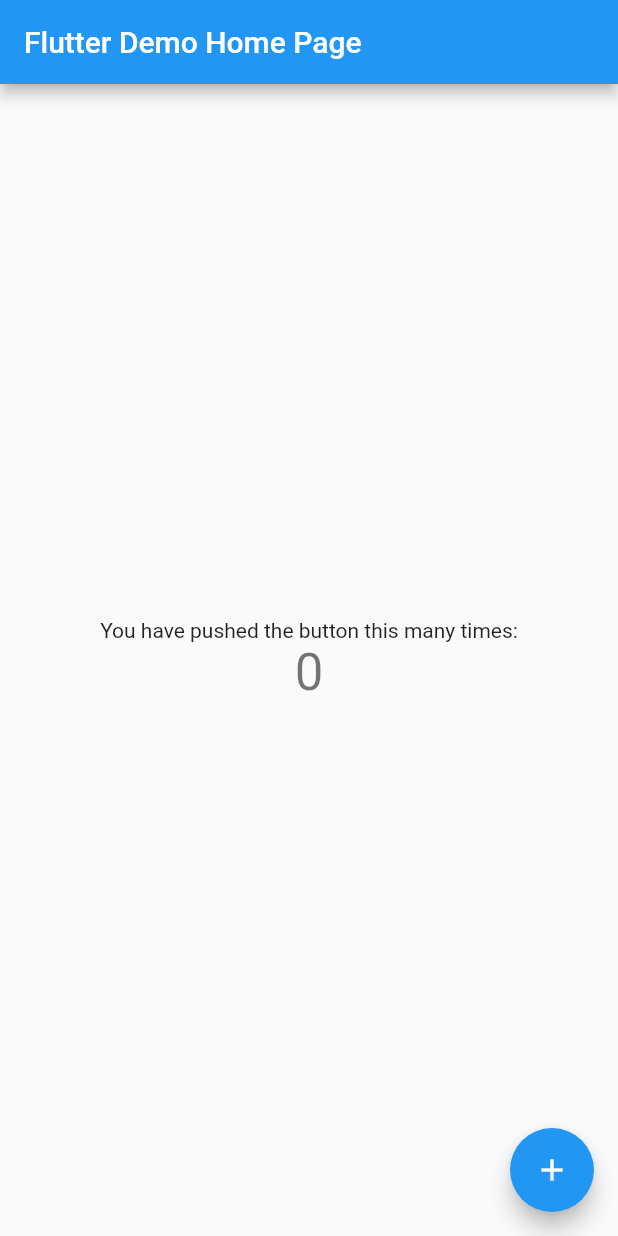
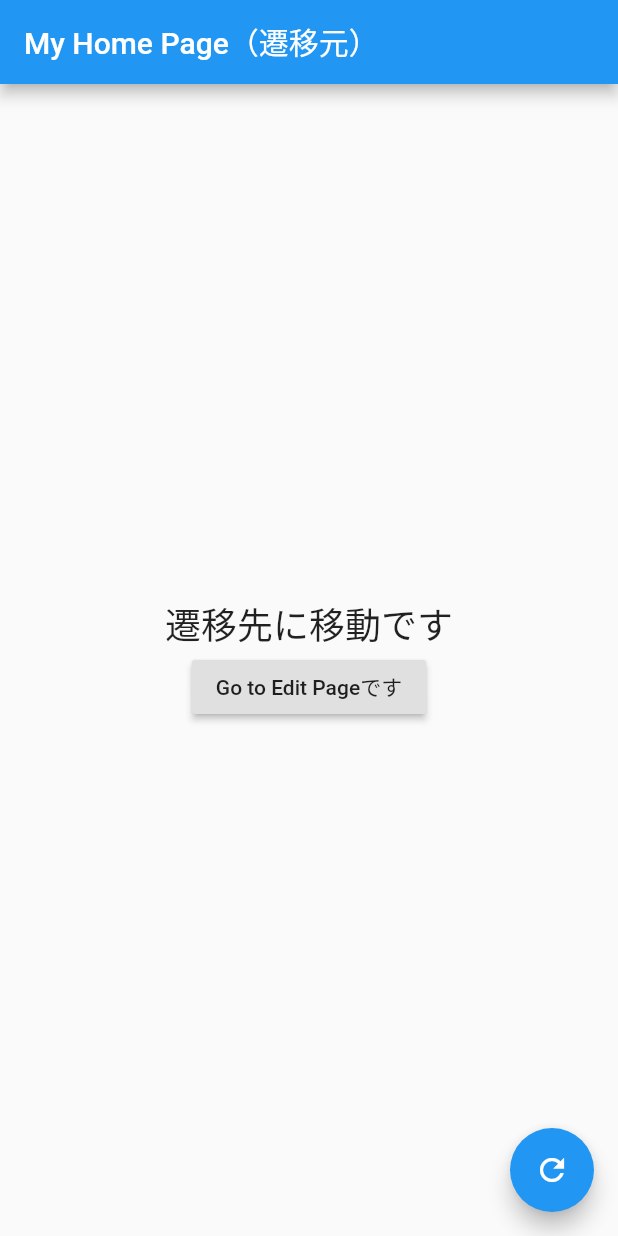
Before and after one commit to masal9pse/flutter-provider-practice, a Flutter app: the screen it shows after launch, on a phone screen of 412 x 824 dp. Run offline on Flutter 3.47's test engine with Material 2 defaults, Android fonts, the phone set to English and light mode, and no system bars.

```diff
--- a/lib/main.dart
+++ b/lib/main.dart
@@ -1,124 +1,169 @@
+// @dart=2.9
 import 'package:flutter/material.dart';
+import 'package:flutter/rendering.dart';
 import 'package:provider/provider.dart';
-import 'package:flutter_provider/result_provider.dart';
 
 void main() {
-  runApp(const MyApp());
-}
-
-class MyApp extends StatelessWidget {
-  const MyApp({Key? key}) : super(key: key);
-
-  // This widget is the root of your application.
-  @override
-  Widget build(BuildContext context) {
-    return MultiProvider(
+  runApp(
+    MultiProvider(
       providers: [
         ChangeNotifierProvider<ResultProvider>(
           create: (context) => ResultProvider(),
         ),
       ],
       child: MaterialApp(
-        title: 'Flutter Demo',
-        theme: ThemeData(
-          // This is the theme of your application.
-          //
-          // Try running your application with "flutter run". You'll see the
-          // application has a blue toolbar. Then, without quitting the app, try
-          // changing the primarySwatch below to Colors.green and then invoke
-          // "hot reload" (press "r" in the console where you ran "flutter run",
-          // or simply save your changes to "hot reload" in a Flutter IDE).
-          // Notice that the counter didn't reset back to zero; the application
-          // is not restarted.
-          primarySwatch: Colors.blue,
+        home: MyHomePage(),
       ),
-        home: const MyHomePage(title: 'Flutter Demo Home Page'),
     ),
+  );
+}
+
+class ResultProvider extends ChangeNotifier {
+  String _result;
+
+  ResultProvider() {
+    initValue();
+  }
+
+  // 初期化
+  void initValue() {
+    this._result = "遷移先に移動です";
+  }
+
+  void refresh() {
+    initValue();
+    notifyListeners(); // Providerを介してConsumer配下のWidgetがリビルドされる
+  }
+
+  void updateText(String str) {
+    _result = str;
+  }
+
+  void notify() {
+    notifyListeners(); // Providerを介してConsumer配下のWidgetがリビルドされる
+  }
+}
+
+// 遷移元ページ
+class MyHomePage extends StatelessWidget {
+  @override
+  Widget build(BuildContext context) {
+    // テキスト表示
+    Widget _renderText(ResultProvider model) {
+      // print('text:${model._result}');
+      return Center(
+        child: Column(
+          mainAxisAlignment: MainAxisAlignment.center,
+          children: [
+            Text(
+              model._result, // ResultProviderのプロパティ
+              style: Theme.of(context).textTheme.headline5,
+            ),
+            RaisedButton(
+              child: Text('Go to Edit Pageです'),
+              onPressed: () async {
+                model.updateText('Hello! from HomePage.');
+                await Navigator.push(
+                  context,
+                  MaterialPageRoute(
+                    builder: (context) =>
+                    // 引数に遷移元から遷移先へ渡す値を設定
+                    EditPage(),
+                  ),
+                );
+                // print(result);
+                model.notify(); // ResultProviderのメソッド
+              },
+            ),
+          ],
+        ),
+      );
+    }
+
+    // サンプル１：Scaffold全体をリビルド
+    return Consumer<ResultProvider>(builder: (context, model, _) {
+      return Scaffold(
+        appBar: appBar(),
+        body: _renderText(model),
+        floatingActionButton: FloatingActionButton(
+          onPressed: () {
+            model.refresh();
+          },
+          child: Icon(
+            Icons.refresh,
+          ),
+        ),
+      );
+    });
+
+    // サンプル２：appBar以外をリビルド
+    // return Scaffold(
+    //   appBar: appBar(),
+    //   body: Consumer<ResultProvider>(builder: (context, model, _) {
+    //     return _renderText(model);
+    //   }),
+    //   floatingActionButton:
+    //   Consumer<ResultProvider>(builder: (context, model, _) {
+    //     return FloatingActionButton(
+    //       onPressed: () {
+    //         model.refresh(); // ResultProviderのメソッド
+    //       },
+    //       child: Icon(
+    //         Icons.refresh,
+    //       ),
+    //     );
+    //   }),
+    // );
+  }
+
+  appBar() {
+    print('appBar実行');
+    return AppBar(
+      title: Text('My Home Page（遷移元）'),
     );
   }
 }
 
-class MyHomePage extends StatefulWidget {
-  const MyHomePage({Key? key, required this.title}) : super(key: key);
-
-  // This widget is the home page of your application. It is stateful, meaning
-  // that it has a State object (defined below) that contains fields that affect
-  // how it looks.
-
-  // This class is the configuration for the state. It holds the values (in this
-  // case the title) provided by the parent (in this case the App widget) and
-  // used by the build method of the State. Fields in a Widget subclass are
-  // always marked "final".
-
-  final String title;
-
-  @override
-  State<MyHomePage> createState() => _MyHomePageState();
-}
-
-class _MyHomePageState extends State<MyHomePage> {
-  int _counter = 0;
-
-  void _incrementCounter() {
-    setState(() {
-      // This call to setState tells the Flutter framework that something has
-      // changed in this State, which causes it to rerun the build method below
-      // so that the display can reflect the updated values. If we changed
-      // _counter without calling setState(), then the build method would not be
-      // called again, and so nothing would appear to happen.
-      _counter++;
-    });
-  }
+// 遷移先ページ
+class EditPage extends StatelessWidget {
+  final receive;
+  const EditPage({Key key, this.receive}) : super(key: key);
 
   @override
   Widget build(BuildContext context) {
-    // This method is rerun every time setState is called, for instance as done
-    // by the _incrementCounter method above.
-    //
-    // The Flutter framework has been optimized to make rerunning build methods
-    // fast, so that you can just rebuild anything that needs updating rather
-    // than having to individually change instances of widgets.
-    return Scaffold(
+    return Consumer<ResultProvider>(
+      builder: (context, model, child) {
+        return WillPopScope(
+          onWillPop: () {
+            model.updateText('Thank you! from 戻るアイコン'); // ResultProviderのメソッド
+            Navigator.pop(context);
+            return Future.value(false);
+          },
+          child: Scaffold(
             appBar: AppBar(
-        // Here we take the value from the MyHomePage object that was created by
-        // the App.build method, and use it to set our appbar title.
-        title: Text(widget.title),
+              title: Text('Edit Page（遷移先）'),
             ),
             body: Center(
-        // Center is a layout widget. It takes a single child and positions it
-        // in the middle of the parent.
               child: Column(
-          // Column is also a layout widget. It takes a list of children and
-          // arranges them vertically. By default, it sizes itself to fit its
-          // children horizontally, and tries to be as tall as its parent.
-          //
-          // Invoke "debug painting" (press "p" in the console, choose the
-          // "Toggle Debug Paint" action from the Flutter Inspector in Android
-          // Studio, or the "Toggle Debug Paint" command in Visual Studio Code)
-          // to see the wireframe for each widget.
-          //
-          // Column has various properties to control how it sizes itself and
-          // how it positions its children. Here we use mainAxisAlignment to
-          // center the children vertically; the main axis here is the vertical
-          // axis because Columns are vertical (the cross axis would be
-          // horizontal).
                 mainAxisAlignment: MainAxisAlignment.center,
-          children: <Widget>[
-            const Text(
-              'You have pushed the button this many times:',
+                children: [
+                  Text(
+                    model._result,
+                    style: Theme.of(context).textTheme.headline5,
                   ),
-            Text(
-              '$_counter',
-              style: Theme.of(context).textTheme.headline4,
-            ),
+                  RaisedButton(
+                      child: Text('Return'),
+                      onPressed: () {
+                        model.updateText(
+                            'Thank you! from 戻るボタン'); // ResultProviderのメソッド
+                        Navigator.pop(context);
+                      }),
                 ],
               ),
             ),
-      floatingActionButton: FloatingActionButton(
-        onPressed: _incrementCounter,
-        tooltip: 'Increment',
-        child: const Icon(Icons.add),
-      ), // This trailing comma makes auto-formatting nicer for build methods.
+          ),
+        );
+      },
     );
   }
 }
```
Also changed, not shown: lib/edit.dart (deleted, +0 -46 lines). Lines whose indentation alone changed are shown as unchanged.
